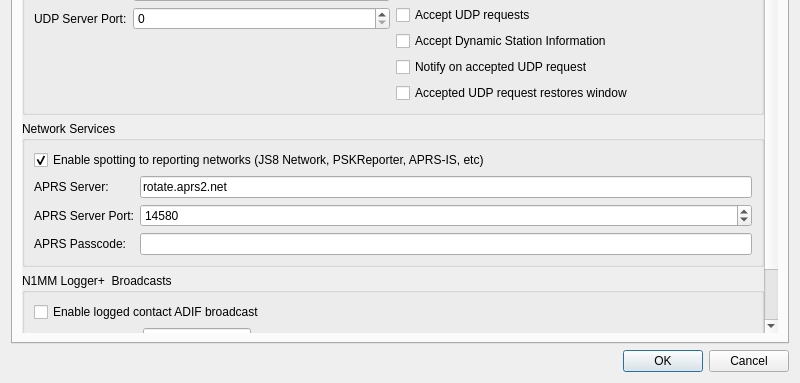
Qt form Configuration.ui (qcmiao1998/js8call) before a commit; both pictures show x 0 to 800 and y 217 to 600 of the 800 by 600 pixel window.
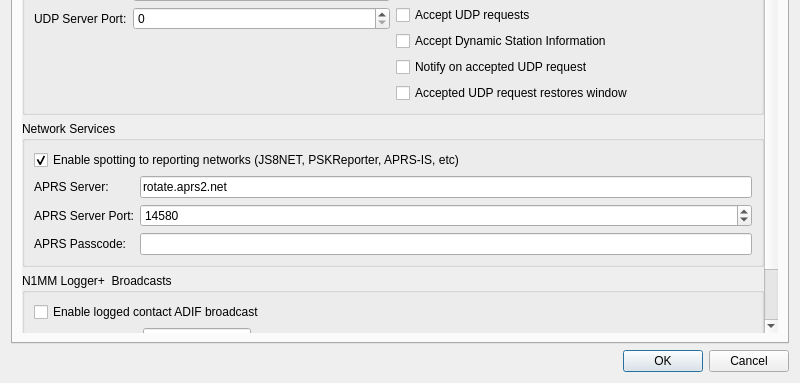
The same form after that commit. The open tabs and pages were chosen to show the change.

Commit message: Label should be JS8NET

Patch:
```diff
--- a/Configuration.ui
+++ b/Configuration.ui
@@ -2345,7 +2345,7 @@
 for assessing propagation and system performance.</string>
                 </property>
                 <property name="text">
-                 <string>Enable spotting to reporting networks (JS8 Network, PSKReporter, APRS-IS, etc)</string>
+                 <string>Enable spotting to reporting networks (JS8NET, PSKReporter, APRS-IS, etc)</string>
                 </property>
                 <property name="checked">
                  <bool>true</bool>
```
Left out of the diff: 4 changed lines with no effect on the pictures.
